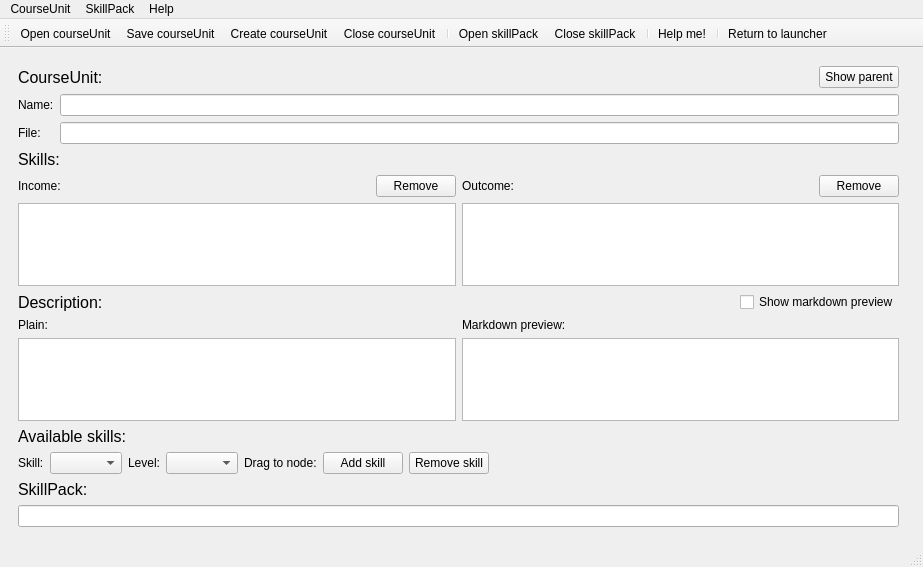
timattt/Cognitia-II, file Sources/App/CourseEditor/courseeditor.ui: the form before one commit.
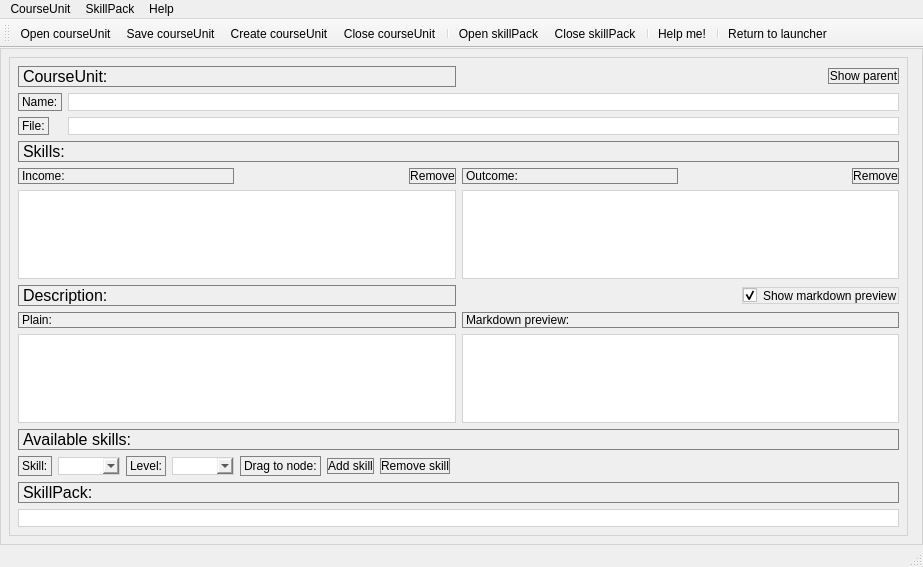
The form after the commit. Custom widgets are drawn as their Qt base class.

Commit message: CourseEditor | Fix | optimisation fix now there is a button where you can witch on/off painting everything

The edit to the form file:
```diff
--- a/Sources/App/CourseEditor/courseeditor.ui
+++ b/Sources/App/CourseEditor/courseeditor.ui
@@ -14,6 +14,18 @@
    <string>MainWindow</string>
   </property>
   <widget class="QWidget" name="centralwidget">
+   <property name="styleSheet">
+    <string notr="true">
+QPushButton:pressed {color:red}
+
+QWidget { border: 1px solid lightgray}
+
+QLabel {border: 1px solid gray}
+QPushButton {border: 1px solid gray}
+
+QPushButton:hover { border-radius:5px; background:lightgreen}
+QLabel:hover { border-radius:5px; background:lightgreen}</string>
+   </property>
    <layout class="QHBoxLayout" name="horizontalLayout_6">
     <item>
      <widget class="QWidget" name="widget_2" native="true">
@@ -146,6 +158,9 @@
            <property name="text">
             <string>Show markdown preview</string>
            </property>
+           <property name="checked">
+            <bool>true</bool>
+           </property>
           </widget>
          </item>
         </layout>
```
The commit also changes 9 other files.
